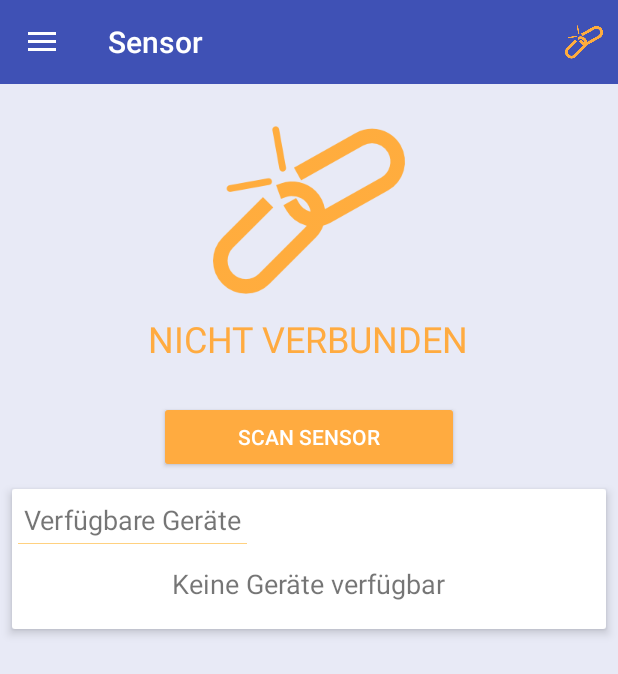
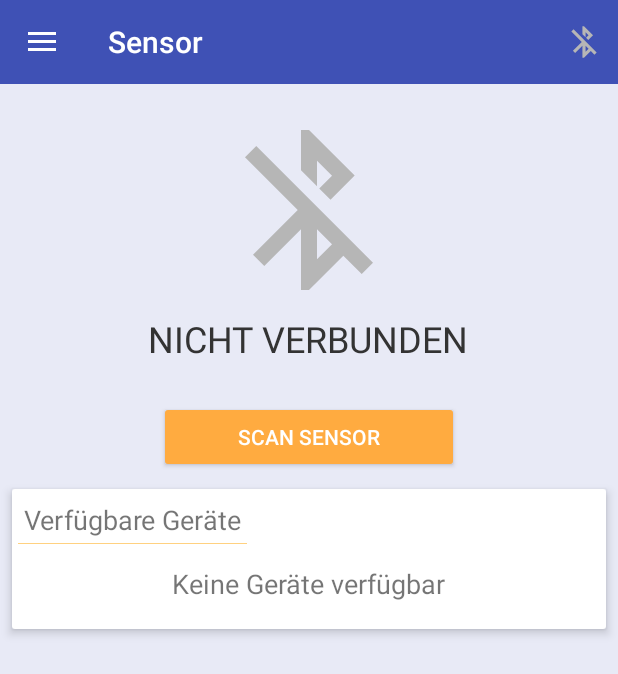
Before and after one commit to SebastianKapunkt/Workyfie, an Android app: the screen it shows after launch (MainActivity), after a tap on "Sensor", on a phone screen of 412 x 824 dp. Shown: the top 674 px of the screen. Run offline under Robolectric (Android 15) with nearby library versions, the phone set to English and light mode, and no system bars; libraries missing offline, so code that uses them is left out: com.jjoe64.graphview, io.realm, rx.android.schedulers, rx.schedulers, rx.subscriptions; 13 statements that could not run were skipped; 1 other tap on this screen came first.

Commit message:
use vector material icons

```diff
--- a/Workyfie/app/src/main/java/workyfie/github/de/workyfie/presentation/page/main/MainActivity.java
+++ b/Workyfie/app/src/main/java/workyfie/github/de/workyfie/presentation/page/main/MainActivity.java
@@ -128,11 +128,11 @@ public class MainActivity extends AppCompatActivity implements SidebarFragment.C
         Toolbar toolbar = (Toolbar)findViewById(R.id.toolbar);
         ImageView image = (ImageView) toolbar.findViewById(R.id.toolbar_image);
         if (state instanceof BitalinoStateConnected) {
-            image.setImageResource(R.mipmap.connected_chains);
+            image.setImageDrawable(getDrawable(R.drawable.bluetooth_transfer));
         } else if (state instanceof BitalinoStateDisconnected) {
-            image.setImageResource(R.mipmap.disconnected_chains);
+            image.setImageDrawable(getDrawable(R.drawable.bluetooth_off));
         } else if (state instanceof BitalinoStateConnecting){
-            image.setImageResource(R.mipmap.connecting_dots);
+            image.setImageDrawable(getDrawable(R.drawable.bluetooth_connect));
         }
     }
 }
--- a/Workyfie/app/src/main/java/workyfie/github/de/workyfie/presentation/page/main/sensor/SensorFragment.java
+++ b/Workyfie/app/src/main/java/workyfie/github/de/workyfie/presentation/page/main/sensor/SensorFragment.java
@@ -244,7 +244,8 @@ public class SensorFragment extends android.support.v4.app.Fragment
 
         statusSensor.setText("Verbunden");
         connectedStatus.setText("VERBUNDEN");
-        connectedImage.setImageResource(R.mipmap.connected_chains);
+        connectedStatus.setTextColor(getActivity().getResources().getColor(R.color.green));
+        connectedImage.setImageDrawable(getActivity().getDrawable(R.drawable.bluetooth_transfer));
 
         tryConnecting = false;
     }
@@ -261,7 +262,8 @@ public class SensorFragment extends android.support.v4.app.Fragment
 
         statusSensor.setText("nicht Verbunden");
         connectedStatus.setText("NICHT VERBUNDEN");
-        connectedImage.setImageResource(R.mipmap.disconnected_chains);
+        connectedStatus.setTextColor(getActivity().getResources().getColor(R.color.gray));
+        connectedImage.setImageDrawable(getActivity().getDrawable(R.drawable.bluetooth_off));
     }
 
     private void showIsConnecting(){
@@ -273,7 +275,8 @@ public class SensorFragment extends android.support.v4.app.Fragment
 
         statusSensor.setText("Verbinde Sensor...");
         connectedStatus.setText("Verbinde...");
-        connectedImage.setImageResource(R.mipmap.connecting_dots);
+        connectedStatus.setTextColor(getActivity().getResources().getColor(R.color.colorAccent));
+        connectedImage.setImageDrawable(getActivity().getDrawable(R.drawable.bluetooth_connect));
 
         //handle Timout connecting
         tryConnecting = true;
--- /dev/null
+++ b/Workyfie/app/src/main/res/drawable/bluetooth_connect.xml
@@ -0,0 +1,8 @@
+<?xml version="1.0" encoding="utf-8"?>
+<vector xmlns:android="http://schemas.android.com/apk/res/android"
+    android:height="24dp"
+    android:width="24dp"
+    android:viewportWidth="24"
+    android:viewportHeight="24">
+    <path android:fillColor="@color/colorAccent" android:pathData="M19,10L17,12L19,14L21,12M14.88,16.29L13,18.17V14.41M13,5.83L14.88,7.71L13,9.58M17.71,7.71L12,2H11V9.58L6.41,5L5,6.41L10.59,12L5,17.58L6.41,19L11,14.41V22H12L17.71,16.29L13.41,12M7,12L5,10L3,12L5,14L7,12Z" />
+</vector>
--- /dev/null
+++ b/Workyfie/app/src/main/res/drawable/bluetooth_off.xml
@@ -0,0 +1,8 @@
+<?xml version="1.0" encoding="utf-8"?>
+<vector xmlns:android="http://schemas.android.com/apk/res/android"
+    android:height="24dp"
+    android:width="24dp"
+    android:viewportWidth="24"
+    android:viewportHeight="24">
+    <path android:fillColor="@color/divider" android:pathData="M13,5.83L14.88,7.71L13.28,9.31L14.69,10.72L17.71,7.7L12,2H11V7.03L13,9.03M5.41,4L4,5.41L10.59,12L5,17.59L6.41,19L11,14.41V22H12L16.29,17.71L18.59,20L20,18.59M13,18.17V14.41L14.88,16.29" />
+</vector>
--- a/Workyfie/app/src/main/res/drawable/bluetooth_transfer.xml
+++ b/Workyfie/app/src/main/res/drawable/bluetooth_transfer.xml
@@ -4,5 +4,5 @@
     android:width="24dp"
     android:viewportWidth="24"
     android:viewportHeight="24">
-    <path android:fillColor="#000" android:pathData="M14.71,7.71L10.41,12L14.71,16.29L9,22H8V14.41L3.41,19L2,17.59L7.59,12L2,6.41L3.41,5L8,9.59V2H9L14.71,7.71M10,5.83V9.59L11.88,7.71L10,5.83M11.88,16.29L10,14.41V18.17L11.88,16.29M22,8H20V11H18V8H16L19,4L22,8M22,16L19,20L16,16H18V13H20V16H22Z" />
+    <path android:fillColor="@color/green" android:pathData="M14.71,7.71L10.41,12L14.71,16.29L9,22H8V14.41L3.41,19L2,17.59L7.59,12L2,6.41L3.41,5L8,9.59V2H9L14.71,7.71M10,5.83V9.59L11.88,7.71L10,5.83M11.88,16.29L10,14.41V18.17L11.88,16.29M22,8H20V11H18V8H16L19,4L22,8M22,16L19,20L16,16H18V13H20V16H22Z" />
 </vector>
--- a/Workyfie/app/src/main/res/layout/sensor_fragment.xml
+++ b/Workyfie/app/src/main/res/layout/sensor_fragment.xml
@@ -3,58 +3,59 @@
     xmlns:app="http://schemas.android.com/apk/res-auto"
     android:layout_width="match_parent"
     android:layout_height="wrap_content"
-    android:orientation="vertical"
-    android:gravity="center_vertical">
+    android:gravity="center_vertical"
+    android:orientation="vertical">
 
     <RelativeLayout
         android:id="@+id/status_container"
         android:layout_width="match_parent"
         android:layout_height="wrap_content"
+        android:layout_alignParentEnd="true"
         android:layout_marginBottom="20dp"
         android:layout_marginLeft="8dp"
         android:layout_marginRight="8dp"
-        android:layout_marginTop="20dp"
-        android:layout_alignParentEnd="true">
+        android:layout_marginTop="20dp">
 
         <TextView
-            android:text="TextView"
+            android:id="@+id/textConnected"
             android:layout_width="wrap_content"
             android:layout_height="wrap_content"
-            android:id="@+id/textConnected"
             android:layout_below="@+id/imageConnectStatus"
             android:layout_centerHorizontal="true"
             android:paddingTop="5dp"
-            android:textSize="24sp"
-            android:textColor="@color/colorAccent"/>
+            android:text="TextView"
+            android:textColor="@color/colorAccent"
+            android:textSize="24sp" />
 
         <ImageView
-            app:srcCompat="@mipmap/connected_chains"
             android:id="@+id/imageConnectStatus"
+            android:layout_width="128dp"
+            android:layout_height="128dp"
             android:layout_alignParentTop="true"
             android:layout_centerHorizontal="true"
-            android:layout_height="128dp"
-            android:layout_width="128dp"/>
+            app:srcCompat="@drawable/bluetooth_off" />
     </RelativeLayout>
 
     <RelativeLayout
         android:id="@+id/information_table"
         android:layout_width="match_parent"
         android:layout_height="wrap_content"
+        android:layout_below="@+id/status_container"
         android:layout_marginBottom="4dp"
         android:layout_marginLeft="8dp"
         android:layout_marginRight="8dp"
         android:layout_marginTop="4dp"
-        android:layout_below="@+id/status_container"
         android:background="@drawable/rectangle"
         android:elevation="4dp"
         android:orientation="vertical">
+
         <TableLayout
             android:layout_width="match_parent"
             android:layout_height="wrap_content"
+            android:layout_alignParentStart="true"
+            android:layout_alignParentTop="true"
             android:padding="8dp"
-            android:stretchColumns="1,1"
-            android:layout_alignParentTop="true"
-            android:layout_alignParentStart="true">
+            android:stretchColumns="1,1">
 
             <TableRow
                 android:layout_width="match_parent"
@@ -152,12 +153,12 @@
         android:id="@+id/button_container"
         android:layout_width="match_parent"
         android:layout_height="wrap_content"
+        android:layout_alignParentEnd="true"
+        android:layout_below="@+id/information_table"
         android:layout_marginBottom="5dp"
         android:layout_marginLeft="8dp"
         android:layout_marginRight="8dp"
-        android:layout_marginTop="5dp"
-        android:layout_below="@+id/information_table"
-        android:layout_alignParentEnd="true">
+        android:layout_marginTop="5dp">
 
         <Button
             android:id="@+id/scan_sensor"
@@ -167,7 +168,7 @@
             android:layout_centerHorizontal="true"
             android:layout_centerVertical="true"
             android:layout_gravity="center"
-            android:text="@string/scan_sensor"/>
+            android:text="@string/scan_sensor" />
 
         <Button
             android:id="@+id/disconnect_sensor"
@@ -184,8 +185,8 @@
             style="?android:attr/progressBarStyle"
             android:layout_width="wrap_content"
             android:layout_height="wrap_content"
+            android:layout_alignParentEnd="true"
             android:layout_alignParentTop="true"
-            android:layout_alignParentEnd="true"
             android:layout_marginEnd="10dp" />
     </RelativeLayout>
 
@@ -193,39 +194,39 @@
         android:id="@+id/device_list_container"
         android:layout_width="match_parent"
         android:layout_height="wrap_content"
+        android:layout_alignParentEnd="true"
+        android:layout_below="@+id/button_container"
         android:layout_marginBottom="10dp"
         android:layout_marginLeft="8dp"
         android:layout_marginRight="8dp"
         android:layout_marginTop="5dp"
-        android:layout_below="@+id/button_container"
         android:background="@drawable/rectangle"
-        android:elevation="4dp"
-        android:layout_alignParentEnd="true">
+        android:elevation="4dp">
 
         <TextView
             android:id="@+id/textView5"
             style="@style/session_table_key"
             android:layout_width="wrap_content"
             android:layout_height="wrap_content"
-            android:text="@string/available_device"
-            android:background="@drawable/border_bottom"/>
+            android:background="@drawable/border_bottom"
+            android:text="@string/available_device" />
 
         <TextView
-            android:text="@string/no_devices"
+            android:id="@+id/empty_device_list"
             style="@style/session_table_value"
             android:layout_width="wrap_content"
             android:layout_height="wrap_content"
+            android:layout_below="@+id/textView5"
             android:layout_centerHorizontal="true"
-            android:layout_below="@+id/textView5"
+            android:layout_marginBottom="10dp"
             android:layout_marginTop="10dp"
-            android:layout_marginBottom="10dp"
-            android:id="@+id/empty_device_list" />
+            android:text="@string/no_devices" />
 
         <ListView
             android:id="@+id/device_list"
             android:layout_width="match_parent"
             android:layout_height="wrap_content"
-            android:layout_below="@+id/textView5"/>
+            android:layout_below="@+id/textView5" />
 
     </RelativeLayout>
 
```
